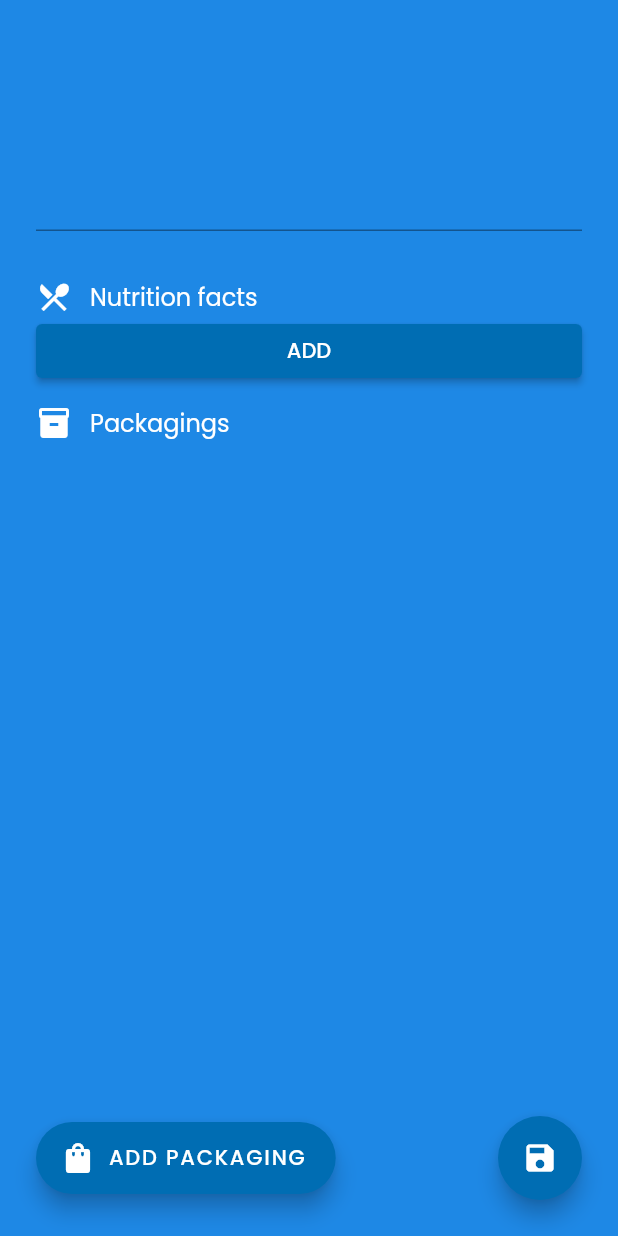
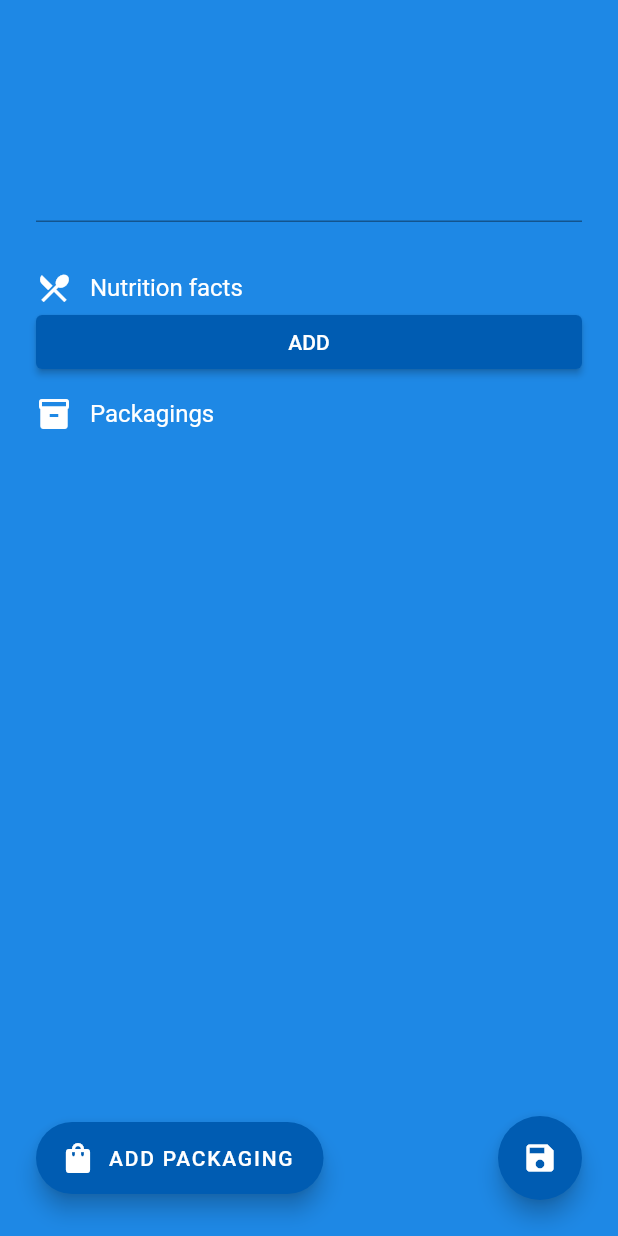
Before and after one commit to lburzak/flexeat, a Flutter app: the screen it shows after launch, after a tap on the "edit" icon, on a phone screen of 412 x 824 dp. Run offline on Flutter 3.47's test engine with Material 2 defaults, Android fonts, the phone set to English and light mode, and no system bars; our stand-ins replace flutter_bloc.

Commit message:
Redesign theme

```diff
--- a/app/lib/main.dart
+++ b/app/lib/main.dart
@@ -2,7 +2,6 @@ import 'package:flexeat/bloc/product_cubit.dart';
 import 'package:flexeat/ui/product_page.dart';
 import 'package:flutter/material.dart';
 import 'package:flutter_bloc/flutter_bloc.dart';
-import 'package:google_fonts/google_fonts.dart';
 
 import 'data/in_memory_product_repository.dart';
 
@@ -10,12 +9,64 @@ void main() {
   runApp(const MyApp());
 }
 
-final colorScheme = ColorScheme.light(
-    background: Colors.blue.shade600,
-    primary: Color(0xff006DB3),
-    onBackground: Colors.white);
+class LightTheme {
+  final ThemeData _parent;
+  final ColorScheme _colors;
 
-final textTheme = GoogleFonts.poppinsTextTheme(ThemeData.light().textTheme);
+  LightTheme(ThemeData parent)
+      : _parent = parent,
+        _colors = _buildColorScheme(parent);
+
+  ThemeData build() {
+    return _parent.copyWith(
+        colorScheme: _colors,
+        scaffoldBackgroundColor: _colors.surfaceVariant,
+        textTheme: _buildTextTheme(_parent.textTheme),
+        floatingActionButtonTheme:
+            _buildFloatingActionButtonTheme(_parent.floatingActionButtonTheme),
+        chipTheme: _buildChipTheme(_parent.chipTheme),
+        iconTheme: _buildIconTheme(_parent.iconTheme));
+  }
+
+  static ColorScheme _buildColorScheme(ThemeData parent) {
+    return parent.colorScheme.copyWith(
+        background: const Color(0xffDFDFDF),
+        primary: const Color(0xff005cb2),
+        surfaceVariant: Colors.blue.shade600,
+        onSurfaceVariant: Colors.white);
+  }
+
+  TextTheme _buildTextTheme(TextTheme base) {
+    return base.copyWith(
+        headline1: base.headline1?.copyWith(
+          fontSize: 32,
+          color: _colors.onBackground,
+        ),
+        headline5: base.headline5?.copyWith(
+          color: _colors.onBackground,
+        ),
+        bodyText2:
+            base.bodyText2?.copyWith(color: _colors.onPrimary, fontSize: 16));
+  }
+
+  FloatingActionButtonThemeData _buildFloatingActionButtonTheme(
+      FloatingActionButtonThemeData base) {
+    return base.copyWith(
+        backgroundColor: _colors.primary,
+        foregroundColor: _colors.onBackground);
+  }
+
+  ChipThemeData _buildChipTheme(ChipThemeData base) {
+    return base.copyWith(
+      backgroundColor: _colors.primary,
+      // labelStyle: textTheme.bodyText2
+    );
+  }
+
+  IconThemeData _buildIconTheme(IconThemeData base) {
+    return base.copyWith(color: _colors.onBackground);
+  }
+}
 
 class MyApp extends StatelessWidget {
   const MyApp({Key? key}) : super(key: key);
@@ -24,25 +75,7 @@ class MyApp extends StatelessWidget {
   Widget build(BuildContext context) {
     return MaterialApp(
         title: 'Flutter Demo',
-        theme: ThemeData(
-            primarySwatch: Colors.blue,
-            floatingActionButtonTheme: FloatingActionButtonThemeData(
-                backgroundColor: colorScheme.primary,
-                foregroundColor: colorScheme.onBackground),
-            scaffoldBackgroundColor: colorScheme.background,
-            iconTheme: IconThemeData(color: colorScheme.onBackground),
-            buttonTheme: ButtonThemeData(colorScheme: colorScheme),
-            textTheme: textTheme.copyWith(
-                headline1: textTheme.headline1?.copyWith(
-                  fontSize: 32,
-                  color: colorScheme.onBackground,
-                ),
-                headline5: textTheme.headline5?.copyWith(
-                  color: colorScheme.onBackground,
-                ),
-                bodyText2: textTheme.bodyText2
-                    ?.copyWith(color: colorScheme.onPrimary, fontSize: 16)),
-            colorScheme: colorScheme),
+        theme: LightTheme(Theme.of(context)).build(),
         home: Scaffold(
             body: BlocProvider(
           create: (_) => ProductCubit(InMemoryProductRepository()),
```
